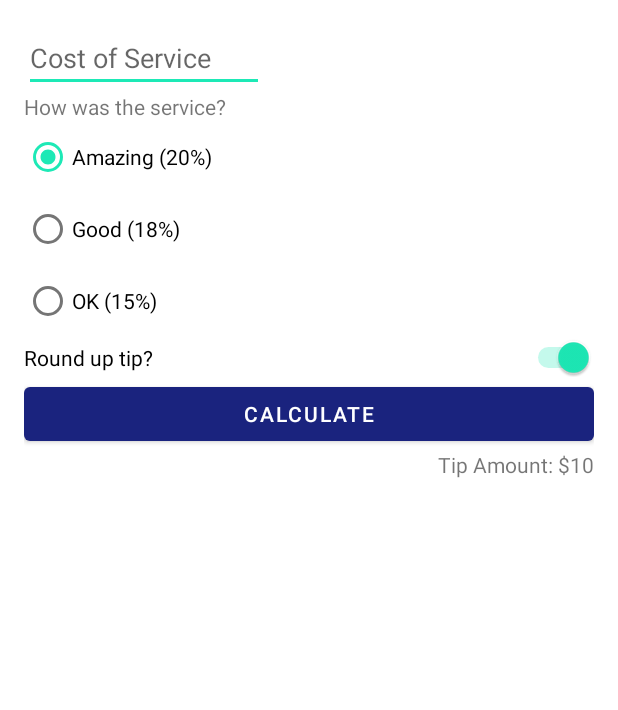
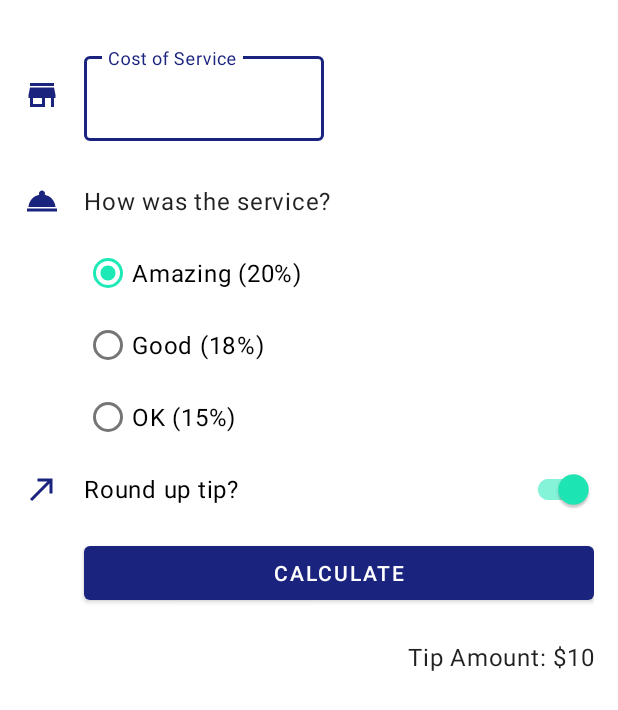
Before and after one commit to TurokIII/AndroidTipCalculator, an Android app: the layout activity_main.xml on its own in the app's theme, with its tools: preview values and no code run, on a phone screen of 412 x 824 dp. Shown: the top 710 px of the screen. Run offline under Robolectric (Android 15) with nearby library versions, the phone set to English and light mode, and no system bars.

Commit message:
added dark/light themes, icons for questions, ScrollView for landscape mode, and styles for TextView, Switch, Radiobutton

```diff
--- a/app/build.gradle
+++ b/app/build.gradle
@@ -13,6 +13,7 @@ android {
         targetSdkVersion 30
         versionCode 1
         versionName "1.0"
+        vectorDrawables.useSupportLibrary = true
 
         testInstrumentationRunner "androidx.test.runner.AndroidJUnitRunner"
     }
--- a/app/src/main/java/com/example/tiptime/MainActivity.kt
+++ b/app/src/main/java/com/example/tiptime/MainActivity.kt
@@ -1,7 +1,11 @@
 package com.example.tiptime
 
+import android.content.Context
+import android.os.Bundle
+import android.view.KeyEvent
+import android.view.View
+import android.view.inputmethod.InputMethodManager
 import androidx.appcompat.app.AppCompatActivity
-import android.os.Bundle
 import com.example.tiptime.databinding.ActivityMainBinding
 import java.text.NumberFormat
 
@@ -15,11 +19,18 @@ class MainActivity : AppCompatActivity() {
         setContentView(binding.root)
 
         binding.calculateButton.setOnClickListener { calculateTip() }
+
+        binding.costOfServiceEditText.setOnKeyListener { view, keyCode, _ ->
+            handleKeyEvent(
+                view,
+                keyCode
+            )
+        }
     }
 
     private fun calculateTip() {
         // .text returns an Editable, so toString() called first
-        val subtotal = binding.costOfService.text.toString().toDoubleOrNull()
+        val subtotal = binding.costOfServiceEditText.text.toString().toDoubleOrNull()
 
         // clear any previously entered results if empty calculation attempted
         if (subtotal == null || subtotal == 0.0) {
@@ -30,7 +41,7 @@ class MainActivity : AppCompatActivity() {
         val tipPercentage = when (binding.tipOptions.checkedRadioButtonId) {
             R.id.option_fifteen_percent -> 0.15
             R.id.option_eighteen_percent -> 0.18
-           else -> 0.20
+            else -> 0.20
         }
 
         var tip = subtotal * tipPercentage
@@ -43,4 +54,16 @@ class MainActivity : AppCompatActivity() {
         val formattedTip = NumberFormat.getCurrencyInstance().format(tip)
         binding.tipResult.text = getString(R.string.tip_amount, formattedTip)
     }
+
+
+    private fun handleKeyEvent(view: View, keyCode: Int): Boolean {
+        if (keyCode == KeyEvent.KEYCODE_ENTER) {
+            // Hide the keyboard
+            val inputMethodManager =
+                getSystemService(Context.INPUT_METHOD_SERVICE) as InputMethodManager
+            inputMethodManager.hideSoftInputFromWindow(view.windowToken, 0)
+            return true
+        }
+        return false
+    }
 }
--- /dev/null
+++ b/app/src/main/res/drawable/ic_round_up.xml
@@ -0,0 +1,10 @@
+<vector xmlns:android="http://schemas.android.com/apk/res/android"
+    android:width="24dp"
+    android:height="24dp"
+    android:viewportWidth="24"
+    android:viewportHeight="24"
+    android:tint="?attr/colorPrimary">
+  <path
+      android:fillColor="@android:color/white"
+      android:pathData="M9,5v2h6.59L4,18.59 5.41,20 17,8.41V15h2V5z"/>
+</vector>
--- /dev/null
+++ b/app/src/main/res/drawable/ic_service.xml
@@ -0,0 +1,10 @@
+<vector xmlns:android="http://schemas.android.com/apk/res/android"
+    android:width="24dp"
+    android:height="24dp"
+    android:viewportWidth="24"
+    android:viewportHeight="24"
+    android:tint="?attr/colorPrimary">
+  <path
+      android:fillColor="@android:color/white"
+      android:pathData="M2,17h20v2L2,19zM13.84,7.79c0.1,-0.24 0.16,-0.51 0.16,-0.79 0,-1.1 -0.9,-2 -2,-2s-2,0.9 -2,2c0,0.28 0.06,0.55 0.16,0.79C6.25,8.6 3.27,11.93 3,16h18c-0.27,-4.07 -3.25,-7.4 -7.16,-8.21z"/>
+</vector>
--- /dev/null
+++ b/app/src/main/res/drawable/ic_store.xml
@@ -0,0 +1,10 @@
+<vector xmlns:android="http://schemas.android.com/apk/res/android"
+    android:width="24dp"
+    android:height="24dp"
+    android:viewportWidth="24"
+    android:viewportHeight="24"
+    android:tint="?attr/colorPrimary">
+  <path
+      android:fillColor="@android:color/white"
+      android:pathData="M20,4L4,4v2h16L20,4zM21,14v-2l-1,-5L4,7l-1,5v2h1v6h10v-6h4v6h2v-6h1zM12,18L6,18v-4h6v4z"/>
+</vector>
--- a/app/src/main/res/layout/activity_main.xml
+++ b/app/src/main/res/layout/activity_main.xml
@@ -1,28 +1,66 @@
 <?xml version="1.0" encoding="utf-8"?>
-<androidx.constraintlayout.widget.ConstraintLayout
-    xmlns:android="http://schemas.android.com/apk/res/android"
+
+<ScrollView xmlns:android="http://schemas.android.com/apk/res/android"
     xmlns:app="http://schemas.android.com/apk/res-auto"
     xmlns:tools="http://schemas.android.com/tools"
+    android:layout_height="match_parent"
+    android:layout_width="match_parent">
+
+    <androidx.constraintlayout.widget.ConstraintLayout
         android:layout_width="match_parent"
-    android:layout_height="match_parent"
+        android:layout_height="wrap_content"
         android:padding="16dp"
         tools:context=".MainActivity">
 
-    <EditText
+        <ImageView
+            android:id="@+id/icon_cost_of_service"
+            android:layout_width="wrap_content"
+            android:layout_height="wrap_content"
+            android:importantForAccessibility="no"
+            app:srcCompat="@drawable/ic_store"
+            app:layout_constraintStart_toStartOf="parent"
+            app:layout_constraintTop_toTopOf="@id/cost_of_service"
+            app:layout_constraintBottom_toBottomOf="@id/cost_of_service">
+        </ImageView>
+
+        <com.google.android.material.textfield.TextInputLayout
             android:id="@+id/cost_of_service"
             android:layout_width="160dp"
             android:layout_height="wrap_content"
             android:hint="@string/cost_of_service"
+            android:layout_margin="16dp"
+            app:layout_constraintStart_toEndOf="@id/icon_cost_of_service"
+            app:layout_constraintTop_toTopOf="parent" >
+
+            <com.google.android.material.textfield.TextInputEditText
+                android:id="@+id/cost_of_service_edit_text"
+                android:layout_width="match_parent"
+                android:layout_height="wrap_content"
                 android:inputType="numberDecimal"
+                />
+
+        </com.google.android.material.textfield.TextInputLayout>
+
+        <ImageView
+            android:id="@+id/icon_service_question"
+            android:layout_width="wrap_content"
+            android:layout_height="wrap_content"
+            android:importantForAccessibility="no"
+            app:srcCompat="@drawable/ic_service"
             app:layout_constraintStart_toStartOf="parent"
-        app:layout_constraintTop_toTopOf="parent" />
+            app:layout_constraintTop_toTopOf="@id/service_question"
+            app:layout_constraintBottom_toBottomOf="@id/service_question">
+
+        </ImageView>
 
         <TextView
             android:id="@+id/service_question"
+            style="@style/Widget.TipTime.TextView"
             android:layout_width="wrap_content"
             android:layout_height="wrap_content"
+            android:layout_margin="16dp"
             android:text="@string/service_question"
-        app:layout_constraintStart_toStartOf="parent"
+            app:layout_constraintStart_toEndOf="@id/icon_service_question"
             app:layout_constraintTop_toBottomOf="@id/cost_of_service" />
 
         <RadioGroup
@@ -31,7 +69,7 @@
             android:layout_height="wrap_content"
             android:checkedButton="@id/option_twenty_percent"
             android:orientation="vertical"
-        app:layout_constraintStart_toStartOf="parent"
+            app:layout_constraintStart_toStartOf="@id/service_question"
             app:layout_constraintTop_toBottomOf="@id/service_question">
 
             <RadioButton
@@ -54,32 +92,49 @@
 
         </RadioGroup>
 
-    <Switch
+        <ImageView
+            android:id="@+id/icon_round_up"
+            android:layout_width="wrap_content"
+            android:layout_height="wrap_content"
+            android:importantForAccessibility="no"
+            app:srcCompat="@drawable/ic_round_up"
+            app:layout_constraintStart_toStartOf="parent"
+            app:layout_constraintTop_toTopOf="@id/round_up_switch"
+            app:layout_constraintBottom_toBottomOf="@id/round_up_switch" >
+
+        </ImageView>
+
+        <com.google.android.material.switchmaterial.SwitchMaterial
             android:id="@+id/round_up_switch"
             android:layout_width="0dp"
             android:layout_height="wrap_content"
             android:checked="true"
             android:text="@string/round_up_tip"
             app:layout_constraintEnd_toEndOf="parent"
-        app:layout_constraintStart_toStartOf="parent"
+            app:layout_constraintStart_toStartOf="@id/tip_options"
             app:layout_constraintTop_toBottomOf="@id/tip_options" />
 
         <Button
             android:id="@+id/calculate_button"
             android:layout_width="0dp"
             android:layout_height="wrap_content"
+            android:layout_marginTop="8dp"
             android:text="@string/calculate"
             app:layout_constraintEnd_toEndOf="parent"
-        app:layout_constraintStart_toStartOf="parent"
+            app:layout_constraintStart_toStartOf="@id/round_up_switch"
             app:layout_constraintTop_toBottomOf="@id/round_up_switch" />
 
         <TextView
             android:id="@+id/tip_result"
+            style="@style/Widget.TipTime.TextView"
             android:layout_width="wrap_content"
             android:layout_height="wrap_content"
+            android:layout_marginTop="8dp"
+
             app:layout_constraintEnd_toEndOf="parent"
             app:layout_constraintTop_toBottomOf="@id/calculate_button"
             tools:text="Tip Amount: $10" />
 
 
     </androidx.constraintlayout.widget.ConstraintLayout>
+</ScrollView>
--- a/app/src/main/res/values-night/themes.xml
+++ b/app/src/main/res/values-night/themes.xml
@@ -12,5 +12,12 @@
         <!-- Status bar color. -->
         <item name="android:statusBarColor" tools:targetApi="l">?attr/colorPrimaryVariant</item>
         <!-- Customize your theme here. -->
+
+        <!-- Text input fields -->
+        <item name="textInputStyle">@style/Widget.MaterialComponents.TextInputLayout.OutlinedBox</item>
+        <!-- Radio buttons -->
+        <item name="radioButtonStyle">@style/Widget.TipTime.CompoundButton.RadioButton</item>
+        <!-- Switches -->
+        <item name="switchStyle">@style/Widget.TipTime.CompoundButton.Switch</item>
     </style>
 </resources>
--- /dev/null
+++ b/app/src/main/res/values/dimens.xml
@@ -0,0 +1,4 @@
+<?xml version="1.0" encoding="utf-8"?>
+<resources>
+    <dimen name="min_text_height">48dp</dimen>
+</resources>
--- /dev/null
+++ b/app/src/main/res/values/styles.xml
@@ -0,0 +1,19 @@
+<?xml version="1.0" encoding="utf-8"?>
+<resources>
+    <style name="Widget.TipTime.TextView" parent="Widget.MaterialComponents.TextView">
+        <item name="android:minHeight">@dimen/min_text_height</item>
+        <item name="android:gravity">center_vertical</item>
+        <item name="android:textAppearance">?attr/textAppearanceBody1   </item>
+
+    </style>
+    <style name="Widget.TipTime.CompoundButton.Switch" parent="Widget.MaterialComponents.CompoundButton.Switch">
+        <item name="android:minHeight">@dimen/min_text_height</item>
+        <item name="android:gravity">center_vertical</item>
+        <item name="android:textAppearance">?attr/textAppearanceBody1</item>
+    </style>
+    <style name="Widget.TipTime.CompoundButton.RadioButton" parent="Widget.MaterialComponents.CompoundButton.RadioButton">
+        <item name="paddingStart">8dp</item>
+        <item name="android:textAppearance">?attr/textAppearanceBody1</item>
+    </style>
+
+</resources>
--- a/app/src/main/res/values/themes.xml
+++ b/app/src/main/res/values/themes.xml
@@ -12,5 +12,12 @@
         <!-- Status bar color. -->
         <item name="android:statusBarColor" tools:targetApi="l">?attr/colorPrimaryVariant</item>
         <!-- Customize your theme here. -->
+
+        <!-- Text input fields -->
+        <item name="textInputStyle">@style/Widget.MaterialComponents.TextInputLayout.OutlinedBox</item>
+        <!-- Radio buttons -->
+        <item name="radioButtonStyle">@style/Widget.TipTime.CompoundButton.RadioButton</item>
+        <!-- Switches -->
+        <item name="switchStyle">@style/Widget.TipTime.CompoundButton.Switch</item>
     </style>
 </resources>
```
Lines whose indentation alone changed are shown as unchanged.
